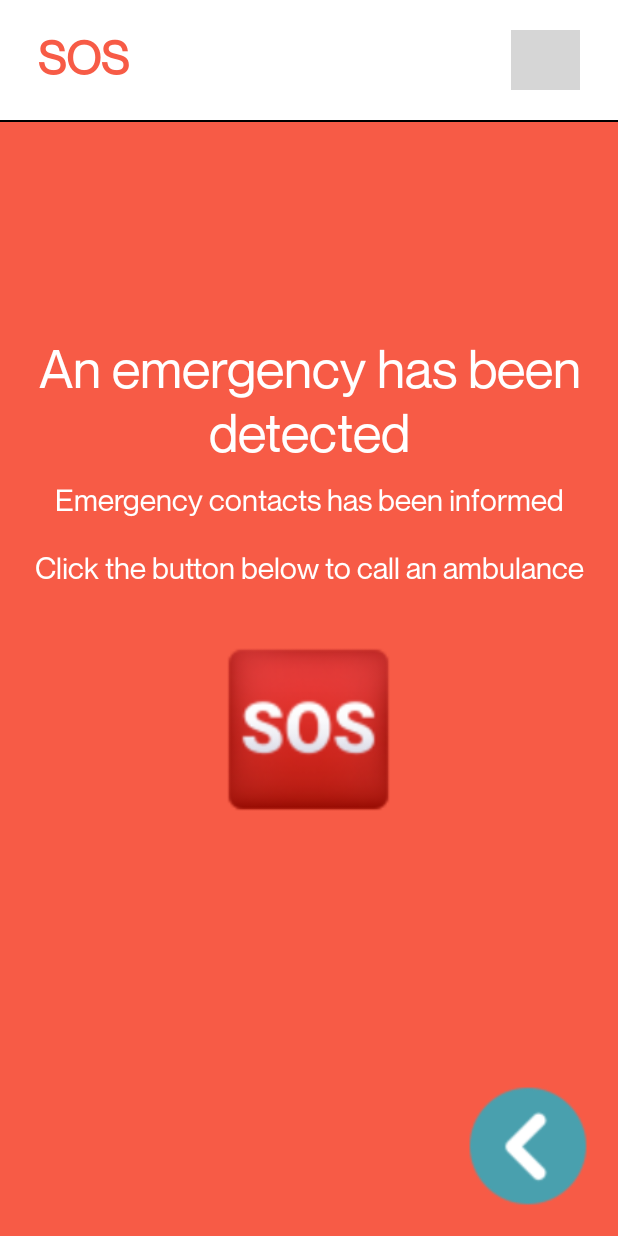
After one commit to Asienwald/ElCare, an Android app: the fragment SosFragment placed in its activity, on a phone screen of 412 x 824 dp. The commit adds this screen. Run offline under Robolectric (Android 15) with nearby library versions, the phone set to English and light mode, and no system bars; grey boxes are pictures that could not be loaded.

Commit message:
added sos page and sos detection

```diff
--- a/ELCare/app/src/main/java/com/example/elcare/adapters/ContactAdapter.java
+++ b/ELCare/app/src/main/java/com/example/elcare/adapters/ContactAdapter.java
@@ -1,5 +1,6 @@
 package com.example.elcare.adapters;
 
+import android.content.Context;
 import android.graphics.Color;
 import android.util.Log;
 import android.view.Gravity;
@@ -23,6 +24,8 @@ import java.util.ArrayList;
 
 public class ContactAdapter extends RecyclerView.Adapter<ContactAdapter.ContactViewHolder> {
     private ArrayList<ContactCard> mContactList;
+
+    private Context context;
 
     public static class ContactViewHolder extends RecyclerView.ViewHolder{
 
@@ -52,6 +55,7 @@ public class ContactAdapter extends RecyclerView.Adapter<ContactAdapter.ContactV
     public ContactViewHolder onCreateViewHolder(@NonNull ViewGroup parent, int viewType) {
         View v = LayoutInflater.from(parent.getContext()).inflate(R.layout.contact_card, parent, false);
         ContactViewHolder nvh = new ContactViewHolder(v);
+        context = parent.getContext();
         return nvh;
     }
 
@@ -74,6 +78,7 @@ public class ContactAdapter extends RecyclerView.Adapter<ContactAdapter.ContactV
             public void onClick(View v) {
                 // add code here to start calling whatever contact
                 Log.d("DEBUG", "onClick: start calling");
+                Toast.makeText(context, "Calling Contact", Toast.LENGTH_SHORT).show();
             }
         });
     }
--- a/ELCare/app/src/main/java/com/example/elcare/fragments/MainFragment.java
+++ b/ELCare/app/src/main/java/com/example/elcare/fragments/MainFragment.java
@@ -49,5 +49,17 @@ public class MainFragment extends Fragment {
             }
         });
 
+        view.findViewById(R.id.sos_btn).setOnClickListener(new View.OnClickListener() {
+            @Override
+            public void onClick(View v) {
+                getFragmentManager().beginTransaction().replace(R.id.home_fragment, SosFragment.newInstance()).commit();
+            }
+        });
+        view.findViewById(R.id.call_btn).setOnClickListener(new View.OnClickListener() {
+            @Override
+            public void onClick(View v) {
+                getFragmentManager().beginTransaction().replace(R.id.home_fragment, CallFragment.newInstance()).commit();
+            }
+        });
     }
 }
--- /dev/null
+++ b/ELCare/app/src/main/java/com/example/elcare/fragments/SosFragment.java
@@ -0,0 +1,67 @@
+package com.example.elcare.fragments;
+
+import android.os.AsyncTask;
+import android.os.Bundle;
+import android.util.Log;
+import android.view.LayoutInflater;
+import android.view.View;
+import android.view.ViewGroup;
+import android.widget.TextView;
+import android.widget.Toast;
+
+import androidx.annotation.NonNull;
+import androidx.annotation.Nullable;
+import androidx.fragment.app.Fragment;
+
+import com.example.elcare.R;
+
+import org.json.JSONException;
+import org.json.JSONObject;
+
+import java.io.BufferedReader;
+import java.io.IOException;
+import java.io.InputStream;
+import java.io.InputStreamReader;
+import java.net.HttpURLConnection;
+import java.net.MalformedURLException;
+import java.net.URL;
+import java.util.HashMap;
+import java.util.Map;
+
+public class SosFragment extends Fragment {
+
+
+    public static SosFragment newInstance() {
+        return new SosFragment();
+    }
+
+    @Nullable
+    @Override
+    public View onCreateView(@NonNull LayoutInflater inflater, @Nullable ViewGroup container,
+                             @Nullable Bundle savedInstanceState) {
+        return inflater.inflate(R.layout.sos_fragment, container, false);
+    }
+
+    @Override
+    public void onViewCreated(@NonNull View view, @Nullable Bundle savedInstanceState) {
+        super.onViewCreated(view, savedInstanceState);
+        view.findViewById(R.id.back_btn).setOnClickListener(new View.OnClickListener() {
+            @Override
+            public void onClick(View v) {
+                Log.d("DEBUG", "clicked");
+                getFragmentManager().beginTransaction().replace(R.id.home_fragment, MainFragment.newInstance()).commit();
+            }
+        });
+
+
+        view.findViewById(R.id.sos_btn).setOnClickListener(new View.OnClickListener() {
+            @Override
+            public void onClick(View v) {
+                Log.d("DEBUG", "clicked");
+                Toast.makeText(getContext(), "AMBULANCE CALLED", Toast.LENGTH_SHORT).show();
+            }
+        });
+    }
+
+
+}
--- a/ELCare/app/src/main/res/layout/main_fragment.xml
+++ b/ELCare/app/src/main/res/layout/main_fragment.xml
@@ -165,7 +165,7 @@
 
 
             <androidx.cardview.widget.CardView
-                android:id="@+id/settings_btn"
+                android:id="@+id/call_btn"
                 android:layout_width="wrap_content"
                 android:layout_height="122dp"
                 app:cardCornerRadius="10dp"
@@ -181,14 +181,14 @@
                     <ImageView
                         android:layout_width="54dp"
                         android:layout_height="54dp"
-                        android:src="@drawable/settings"
+                        android:src="@drawable/call"
                         android:layout_gravity="center"/>
 
                     <TextView
                         android:layout_width="wrap_content"
                         android:layout_height="wrap_content"
                         android:fontFamily="@font/neuemontreal"
-                        android:text="@string/settings"
+                        android:text="@string/call"
                         android:textColor="@color/white"
                         android:textSize="20sp"
                         android:textStyle="bold"
--- /dev/null
+++ b/ELCare/app/src/main/res/layout/sos_fragment.xml
@@ -0,0 +1,109 @@
+<?xml version="1.0" encoding="utf-8"?>
+<LinearLayout xmlns:android="http://schemas.android.com/apk/res/android"
+    xmlns:app="http://schemas.android.com/apk/res-auto"
+    xmlns:tools="http://schemas.android.com/tools"
+    android:id="@+id/main"
+    android:layout_width="match_parent"
+    android:layout_height="match_parent"
+    android:orientation="vertical"
+    android:background="@color/red">
+
+    <RelativeLayout
+        android:layout_width="match_parent"
+        android:layout_height="80dp"
+        android:paddingHorizontal="25dp"
+        android:paddingVertical="20dp"
+        android:background="@color/white">
+
+        <TextView
+            android:layout_width="wrap_content"
+            android:layout_height="wrap_content"
+            android:textSize="30sp"
+            android:fontFamily="@font/neuemontreal"
+            android:textStyle="bold"
+            android:layout_alignParentTop="true"
+            android:layout_alignParentBottom="true"
+            android:text="@string/SOS"
+            android:textColor="@color/red"/>
+
+        <ImageView
+            android:layout_width="46dp"
+            android:layout_height="46dp"
+            android:src="@drawable/danger"
+
+            android:layout_alignParentEnd="true"/>
+
+    </RelativeLayout>
+
+    <View
+        android:layout_width="match_parent"
+        android:layout_height="1dp"
+        android:background="@color/black"/>
+
+    <Space
+        android:layout_width="match_parent"
+        android:layout_height="wrap_content"
+        android:layout_weight="1"/>
+
+    <LinearLayout
+        android:layout_width="match_parent"
+        android:layout_height="wrap_content"
+        android:orientation="vertical"
+        android:paddingHorizontal="20dp">
+
+        <TextView
+            android:layout_width="match_parent"
+            android:layout_height="wrap_content"
+            android:textColor="@color/white"
+            android:text="An emergency has been detected"
+            android:fontFamily="@font/neuemontreal"
+            android:textSize="35sp"
+            android:layout_gravity="center"
+            android:gravity="center"
+            android:layout_marginBottom="10dp"/>
+
+        <TextView
+            android:layout_width="match_parent"
+            android:layout_height="wrap_content"
+            android:textColor="@color/white"
+            android:text="Emergency contacts has been informed"
+            android:fontFamily="@font/neuemontreal"
+            android:textSize="20sp"
+            android:layout_gravity="center"
+            android:gravity="center"
+            android:layout_marginBottom="20dp"/>
+
+        <TextView
+            android:layout_width="match_parent"
+            android:layout_height="wrap_content"
+            android:textColor="@color/white"
+            android:text="Click the button below to call an ambulance"
+            android:fontFamily="@font/neuemontreal"
+            android:textSize="20sp"
+            android:layout_gravity="center"
+            android:gravity="center"
+            android:layout_marginBottom="20dp"/>
+
+        <ImageView
+            android:id="@+id/sos_btn"
+            android:layout_width="150dp"
+            android:layout_height="150dp"
+            android:src="@drawable/sos"
+            android:layout_gravity="center"/>
+    </LinearLayout>
+
+
+    <Space
+        android:layout_width="wrap_content"
+        android:layout_height="wrap_content"
+        android:layout_weight="1"/>
+
+    <ImageView
+        android:id="@+id/back_btn"
+        android:layout_width="80dp"
+        android:layout_height="80dp"
+        android:src="@drawable/back"
+        android:layout_margin="20dp"
+        android:layout_gravity="end"/>
+
+</LinearLayout>
```
Also changed, not shown: ELCare/app/src/main/java/com/example/elcare/fragments/ChatFragment.java (+38 -6 lines), ELCare/app/src/main/java/com/example/elcare/fragments/MonitorFragment.java (+9 -0 lines), ELCare/app/src/main/java/com/example/elcare/fragments/SpeakFragment.java (+42 -36 lines), ELCare/app/src/main/res/drawable/sos.png (added).
